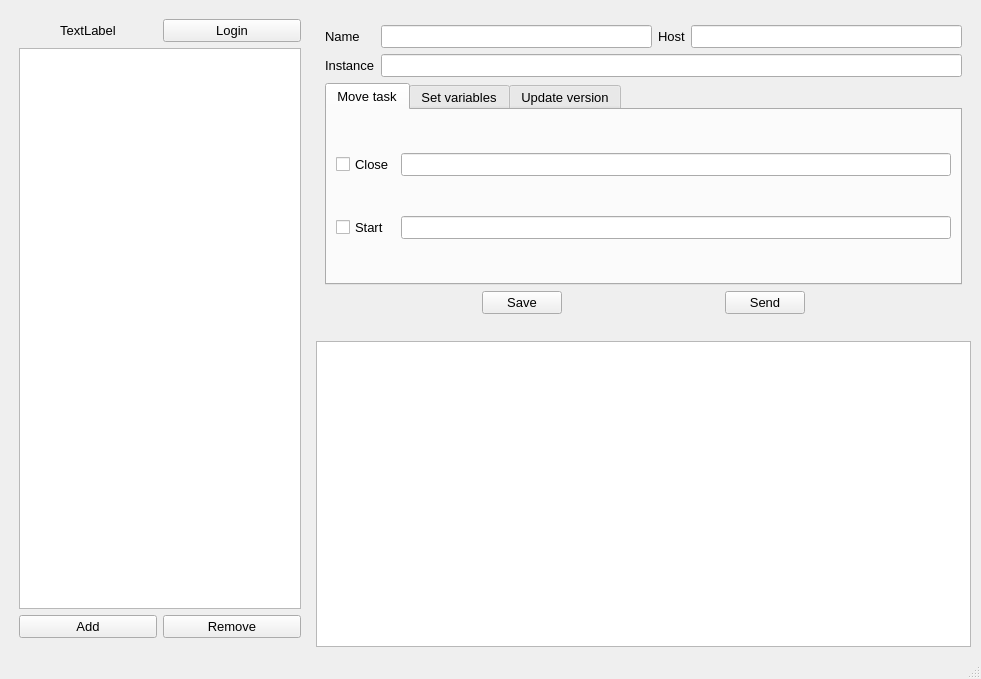
Before: the Qt Designer form ui/main.ui in Serega-SPb/camunda_helper, drawn with Qt 5.
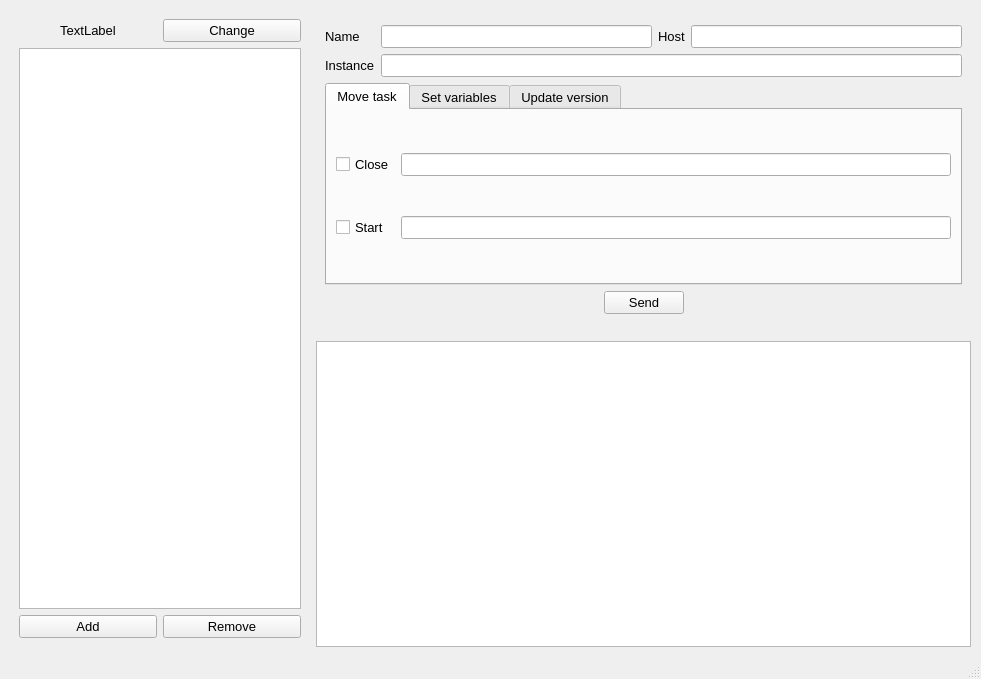
After: the same form once the commit is applied.

```diff
--- a/ui/main.ui
+++ b/ui/main.ui
@@ -72,7 +72,7 @@
          <item>
           <widget class="QPushButton" name="loginBtn">
            <property name="text">
-            <string>Login</string>
+            <string>Change</string>
            </property>
           </widget>
          </item>
@@ -202,26 +202,6 @@
          </item>
          <item row="2" column="0">
           <layout class="QHBoxLayout" name="ActionBtns">
-           <item>
-            <spacer name="horizontalSpacer_4">
-             <property name="orientation">
-              <enum>Qt::Horizontal</enum>
-             </property>
-             <property name="sizeHint" stdset="0">
-              <size>
-               <width>40</width>
-               <height>20</height>
-              </size>
-             </property>
-            </spacer>
-           </item>
-           <item>
-            <widget class="QPushButton" name="saveBtn">
-             <property name="text">
-              <string>Save</string>
-             </property>
-            </widget>
-           </item>
            <item>
             <spacer name="horizontalSpacer_6">
              <property name="orientation">
```
